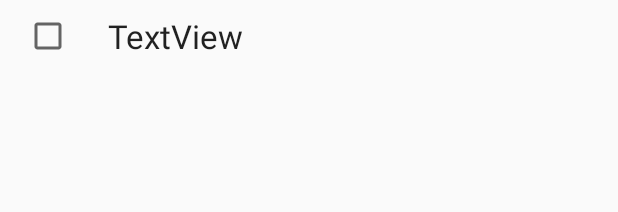
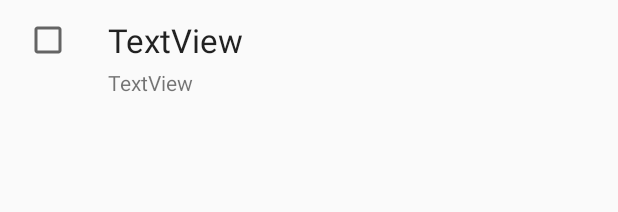
Before and after one commit to eduardossampaio/tarefas, an Android app: the layout list_backup_tasks_item.xml on its own in the app's theme, with its tools: preview values and no code run, on a phone screen of 412 x 824 dp. Shown: the top 212 px of the screen. Run offline under Robolectric (Android 15) with nearby library versions, the phone set to English and light mode, and no system bars.

Commit message:
backup funcionando

```diff
--- a/tarefas2/app/src/main/java/com/apps/esampaio/tarefas/core/Constants.java
+++ b/tarefas2/app/src/main/java/com/apps/esampaio/tarefas/core/Constants.java
@@ -14,4 +14,6 @@ public interface Constants {
 
     String BASE_SAVE_DIR = Environment.getExternalStorageDirectory().getAbsolutePath()+"/tarefas/backups";
 
+    String BACKUP_DATE_FORMAT = "yyyyMMddHHmmss";
+
 }
--- a/tarefas2/app/src/main/java/com/apps/esampaio/tarefas/core/Tasks.java
+++ b/tarefas2/app/src/main/java/com/apps/esampaio/tarefas/core/Tasks.java
@@ -64,6 +64,10 @@ public class Tasks {
         return order(tasks);
     }
 
+    public boolean exists(Task task){
+        return taskDAO.getTask(task.getName()) != null;
+    }
+
     private List<Task> getTasksByCompleted(boolean completed) {
         List<Task> tasks = taskDAO.getTasksByCompleted(completed);
         return order(tasks);
--- a/tarefas2/app/src/main/java/com/apps/esampaio/tarefas/core/entities/persistence/DAO/TaskDAO.java
+++ b/tarefas2/app/src/main/java/com/apps/esampaio/tarefas/core/entities/persistence/DAO/TaskDAO.java
@@ -18,6 +18,8 @@ public interface TaskDAO {
 
     Task getTask(int id);
 
+    Task getTask(String name);
+
     List<Task> getTasksByDate(Date date);
 
     List<Task> getTasksByDate(Date date,boolean completed);
--- a/tarefas2/app/src/main/res/layout/list_backup_tasks_item.xml
+++ b/tarefas2/app/src/main/res/layout/list_backup_tasks_item.xml
@@ -2,7 +2,7 @@
 <RelativeLayout xmlns:android="http://schemas.android.com/apk/res/android"
     android:orientation="vertical"
     android:layout_width="match_parent"
-    android:layout_height="48dp">
+    android:layout_height="72dp">
 
     <CheckBox
         android:layout_width="wrap_content"
@@ -11,20 +11,34 @@
         android:layout_alignParentLeft="true"
         android:layout_centerHorizontal="true"
         android:layout_marginLeft="16dp"
+        android:layout_marginTop="12dp"
         android:id="@+id/list_backup_task_item_check"
-        android:layout_alignParentBottom="true" />
+        android:layout_above="@+id/list_backup_task_item_date" />
 
     <TextView
         android:text="TextView"
         android:textAppearance="?android:attr/textAppearanceLarge"
         android:layout_width="match_parent"
         android:layout_height="wrap_content"
+        android:layout_centerHorizontal="true"
         android:id="@+id/list_backup_task_item_name"
         android:layout_alignParentTop="true"
         android:layout_alignParentRight="true"
         android:layout_marginLeft="72dp"
+        android:layout_marginTop="12dp"
         android:layout_marginRight="16dp"
-        android:layout_centerVertical="true"
-        android:gravity="center_vertical"
-        android:layout_alignParentBottom="true" />
+        android:gravity="center_vertical" />
+
+    <TextView
+        android:text="TextView"
+        android:layout_width="wrap_content"
+        android:layout_height="wrap_content"
+        android:layout_below="@+id/list_backup_task_item_name"
+        android:layout_alignParentLeft="true"
+        android:layout_centerHorizontal="true"
+        android:id="@+id/list_backup_task_item_date"
+        android:layout_marginLeft="72dp"
+        android:layout_marginRight="16dp"
+        android:layout_marginTop="4dp"
+        android:layout_alignParentRight="true" />
 </RelativeLayout>
```
Also changed, not shown: tarefas2/app/src/main/java/com/apps/esampaio/tarefas/core/Backup.java (+11 -2 lines), tarefas2/app/src/main/java/com/apps/esampaio/tarefas/core/entities/persistence/DAO/Impl/TaskDAOImpl.java (+11 -0 lines), tarefas2/app/src/main/java/com/apps/esampaio/tarefas/core/utils/DateUtils.java (added, +32 -0 lines), tarefas2/app/src/main/java/com/apps/esampaio/tarefas/view/activity/adapter/BackupTasksAdapter.java (+7 -3 lines), tarefas2/app/src/main/java/com/apps/esampaio/tarefas/view/fragment/BackupedTaskFragment.java (+76 -15 lines), tarefas2/app/src/main/java/com/apps/esampaio/tarefas/view/fragment/ListTasksFragment.java (+14 -9 lines), tarefas2/app/src/main/res/layout/activity_list_tasks.xml (+3 -11 lines), tarefas2/app/src/main/res/layout/list_backup_tasks.xml (+32 -32 lines), tarefas2/app/src/main/res/values/styles.xml (+9 -3 lines).
